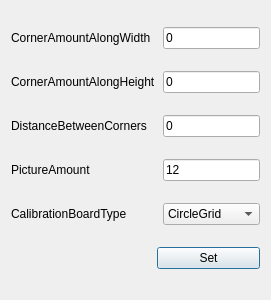
tiaotia0/CameraGrabber, file cali_para_set_dialog.ui: the form before one commit.
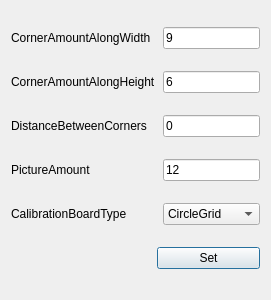
The form after the commit.

Diff of the .ui file:
```diff
--- a/cali_para_set_dialog.ui
+++ b/cali_para_set_dialog.ui
@@ -24,7 +24,7 @@
    <item row="0" column="2">
     <widget class="QLineEdit" name="CornerAmountAlongWidth">
      <property name="text">
-      <string>0</string>
+      <string>9</string>
      </property>
     </widget>
    </item>
@@ -38,7 +38,7 @@
    <item row="1" column="2">
     <widget class="QLineEdit" name="CornerAmountAlongHeight">
      <property name="text">
-      <string>0</string>
+      <string>6</string>
      </property>
     </widget>
    </item>
```
